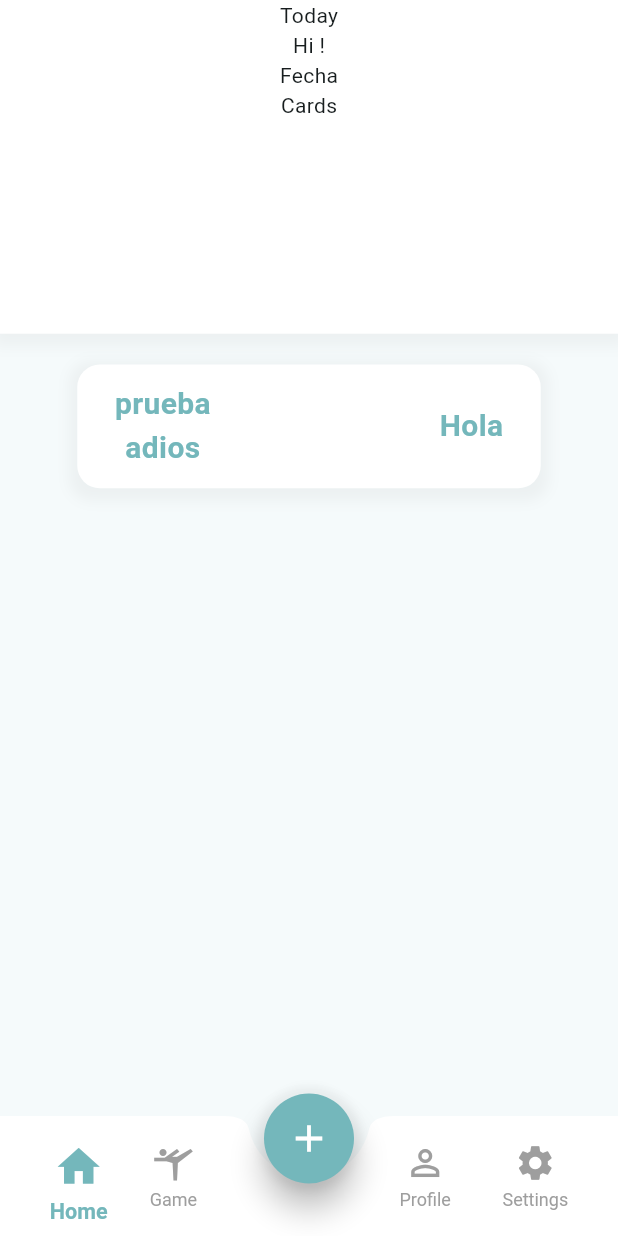
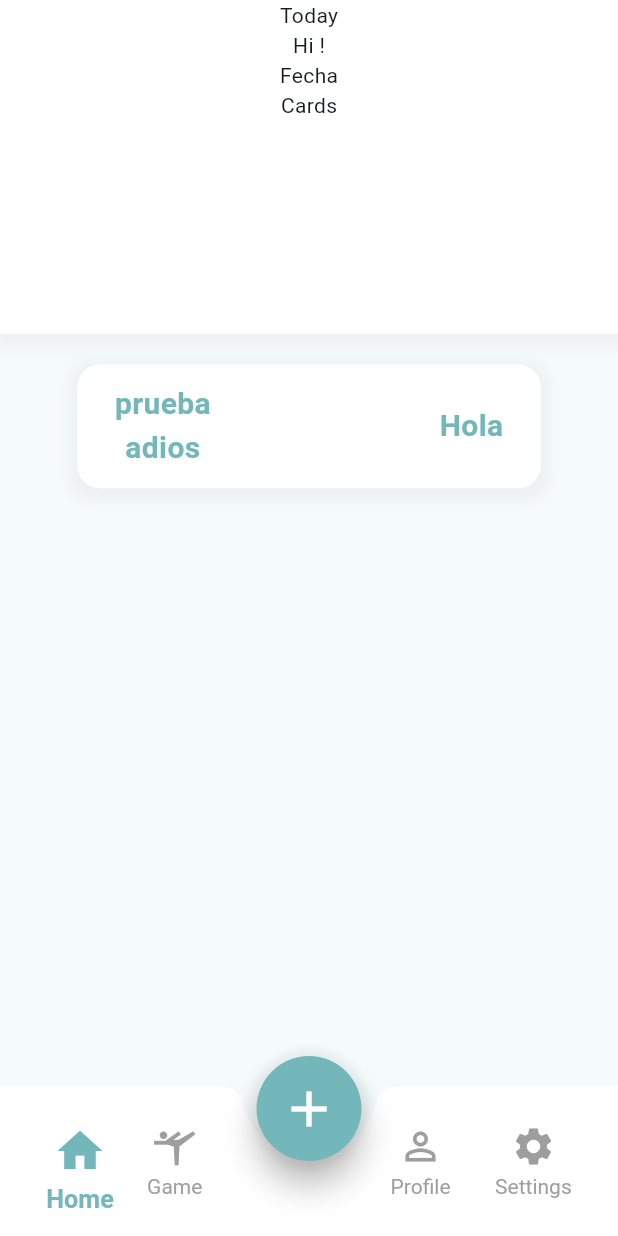
Before and after one commit to wilsone24/My-Best-Self, a Flutter app: the Mainpage screen opened by its route, on a phone screen of 412 x 824 dp. Run offline on Flutter 3.47's test engine with Material 3 defaults, Android fonts, the phone set to English and light mode, and no system bars; our stand-ins replace get.

Commit message:
Refactor bottom navigation bar and adjust icon sizes

```diff
--- a/lib/ui/navbar/navbar.dart
+++ b/lib/ui/navbar/navbar.dart
@@ -14,6 +14,7 @@ class CustomBottomNavBar extends StatelessWidget {
   @override
   Widget build(BuildContext context) {
     return BottomAppBar(
+      height: 100,
       shape: const CircularNotchedRectangle(),
       notchMargin: 8,
       color: Colors.white,
@@ -45,13 +46,13 @@ class CustomBottomNavBar extends StatelessWidget {
         child: Column(
           mainAxisSize: MainAxisSize.min,
           children: [
-            Icon(icon, color: color, size: 28),
+            Icon(icon, color: color, size: 30),
             const SizedBox(height: 4),
             AnimatedDefaultTextStyle(
               duration: const Duration(milliseconds: 300),
               style: TextStyle(
                 color: color,
-                fontSize: 12,
+                fontSize: 14,
                 fontWeight: isSelected ? FontWeight.bold : FontWeight.normal,
               ),
               child: Text(label),
@@ -71,8 +72,8 @@ class CustomFloatingActionButton extends StatelessWidget {
   @override
   Widget build(BuildContext context) {
     return Container(
-      height: 66,
-      width: 66,
+      height: 76,
+      width: 76,
       margin: const EdgeInsets.only(top: 30), // Alineación con la barra de navegación
       child: FloatingActionButton(
         onPressed: onPressed,
@@ -80,13 +81,13 @@ class CustomFloatingActionButton extends StatelessWidget {
         backgroundColor: Colors.transparent, // Fondo transparente
         shape: const CircleBorder(),
         child: Container(
-          width: 60,
-          height: 60,
+          width: 70,
+          height: 70,
           decoration: const BoxDecoration(
             shape: BoxShape.circle,
             color: primarycolor, // Fondo del botón
           ),
-          child: const Icon(Icons.add, color: Colors.white, size: 30), // Ícono
+          child: const Icon(Icons.add, color: Colors.white, size: 40), // Ícono
         ),
       ),
     );
```
